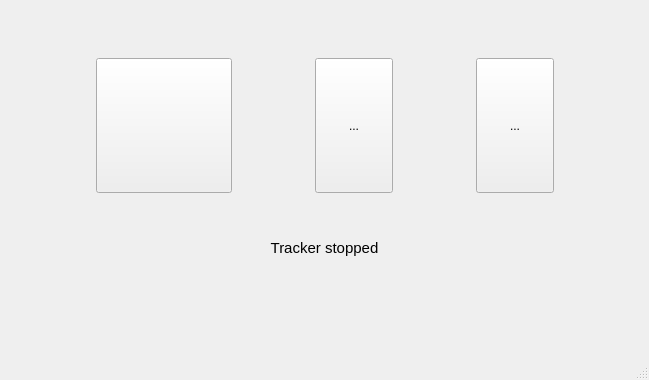
The window that src/tracker/ui/MainWindow.ui (OSLL/geo2tag) describes before a commit, drawn with Qt 5.
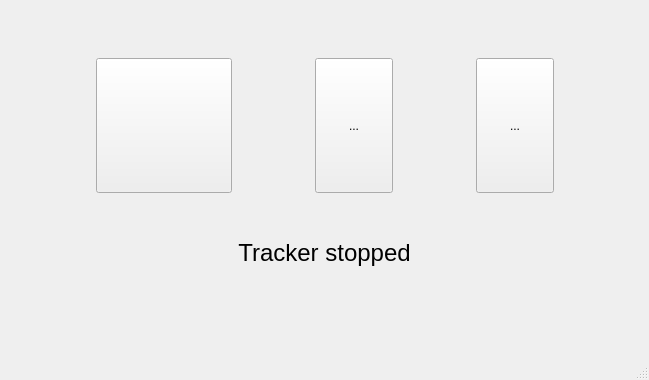
The same window after the commit. Icons and pictures are not drawn.

Commit message: info about coords placed into log

```diff
--- a/src/tracker/ui/MainWindow.ui
+++ b/src/tracker/ui/MainWindow.ui
@@ -185,7 +185,7 @@
          <widget class="QLabel" name="m_daemonIndicator">
           <property name="font">
            <font>
-            <pointsize>11</pointsize>
+            <pointsize>18</pointsize>
            </font>
           </property>
           <property name="text">
```
The commit also changes 2 other files.
